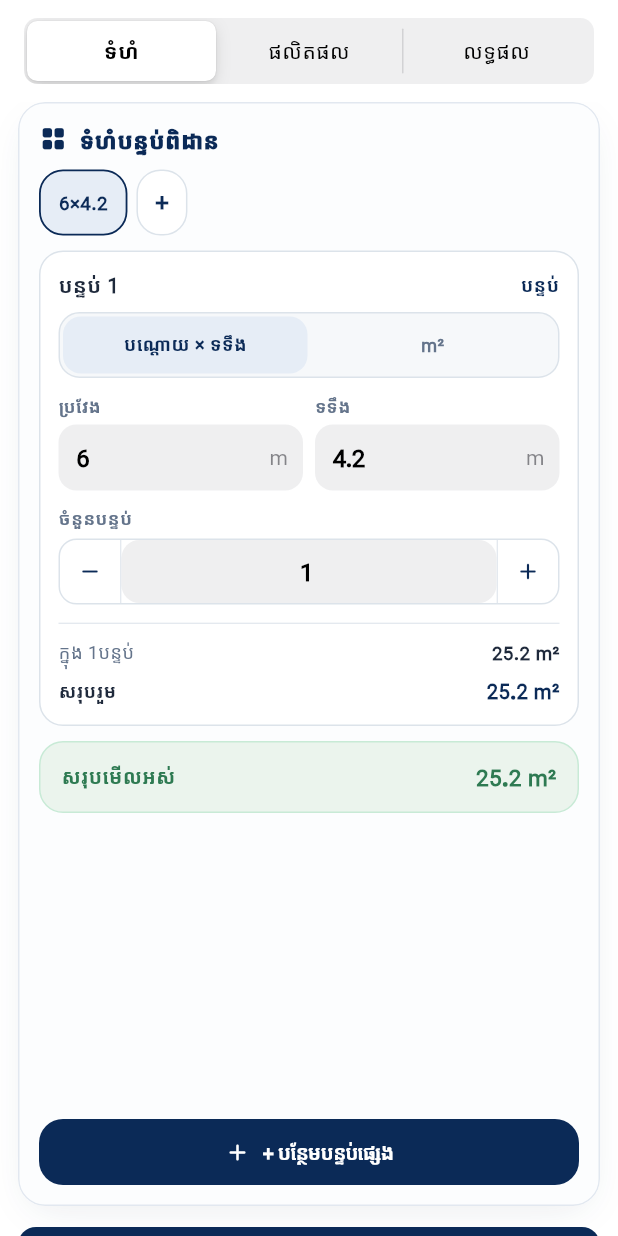
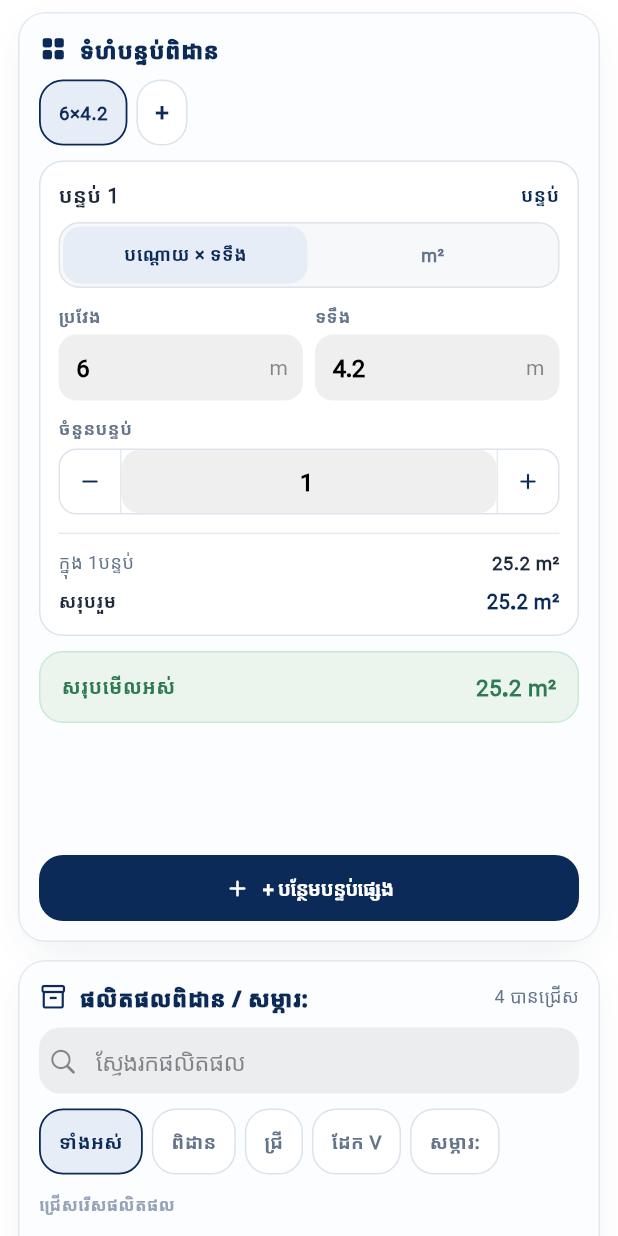
Before and after one commit to HoeunRaksa/MediaFlow, a Flutter app: the CeilingCalculatorScreen screen opened directly, on a phone screen of 412 x 824 dp. Run offline on Flutter 3.47's test engine with Material 3 defaults, Android fonts, the phone set to English and light mode, and no system bars; our stand-ins replace pdf, printing, web; missing offline and left inert: clipboard, dart:ffi, file_selector.

Commit message:
Combine mobile calculator panels into one scroll

```diff
--- a/lib/core/ios/iphone_design.dart
+++ b/lib/core/ios/iphone_design.dart
@@ -257,10 +257,12 @@ class IPhoneWorkspace extends StatefulWidget {
     required this.panels,
     this.footer,
     this.tabLabels,
+    this.continuous = false,
   });
   final List<Widget> panels;
   final Widget? footer;
   final List<String>? tabLabels;
+  final bool continuous;
   @override
   State<IPhoneWorkspace> createState() => _IPhoneWorkspaceState();
 }
@@ -268,7 +270,23 @@ class IPhoneWorkspace extends StatefulWidget {
 class _IPhoneWorkspaceState extends State<IPhoneWorkspace> {
   int _step = 0;
   @override
-  Widget build(BuildContext context) => Column(
+  Widget build(BuildContext context) => widget.continuous
+      ? SingleChildScrollView(
+          keyboardDismissBehavior: ScrollViewKeyboardDismissBehavior.onDrag,
+          padding: const EdgeInsets.fromLTRB(12, 8, 12, 24),
+          physics: const BouncingScrollPhysics(),
+          child: Column(
+            children: [
+              for (final panel in widget.panels)
+                Padding(
+                  padding: const EdgeInsets.only(bottom: 12),
+                  child: SizedBox(height: 620, child: panel),
+                ),
+              if (widget.footer != null) widget.footer!,
+            ],
+          ),
+        )
+      : Column(
     children: [
       Padding(
         padding: const EdgeInsets.fromLTRB(16, 12, 16, 12),
--- a/lib/features/ceiling_calculator/presentation/screens/ceiling_calculator_screen.dart
+++ b/lib/features/ceiling_calculator/presentation/screens/ceiling_calculator_screen.dart
@@ -283,6 +283,7 @@ class _CeilingCalculatorScreenState extends State<CeilingCalculatorScreen> {
         builder: (context, constraints) {
           if (isIPhoneLayout(context)) {
             return IPhoneWorkspace(
+              continuous: true,
               panels: [
                 _measurementPanel(),
                 _productsPanel(state, products),
--- a/lib/features/measurement_calculator/presentation/screens/measurement_calculator_screen.dart
+++ b/lib/features/measurement_calculator/presentation/screens/measurement_calculator_screen.dart
@@ -112,6 +112,7 @@ class _MeasurementCalculatorScreenState
           if (isIPhoneLayout(context)) {
             return IPhoneWorkspace(
               panels: [_measurementPanel(), _productsPanel(), _resultPanel()],
+              continuous: true,
               tabLabels: [
                 'បន្ទប់',
                 'សម្ភារៈ (${_workspace.selections.length})',
--- a/lib/features/pvc_quantity_calculator/presentation/screens/pvc_quantity_calculator_screen.dart
+++ b/lib/features/pvc_quantity_calculator/presentation/screens/pvc_quantity_calculator_screen.dart
@@ -110,6 +110,7 @@ class _PvcQuantityCalculatorScreenState
     if (!_initialized) return SizedBox.shrink();
     if (isIPhoneLayout(context)) {
       return IPhoneWorkspace(
+        continuous: true,
         panels: [_measurementPanel(), _productsPanel(), _resultsPanel()],
         footer: PvcReplyGenerator(),
       );
```
